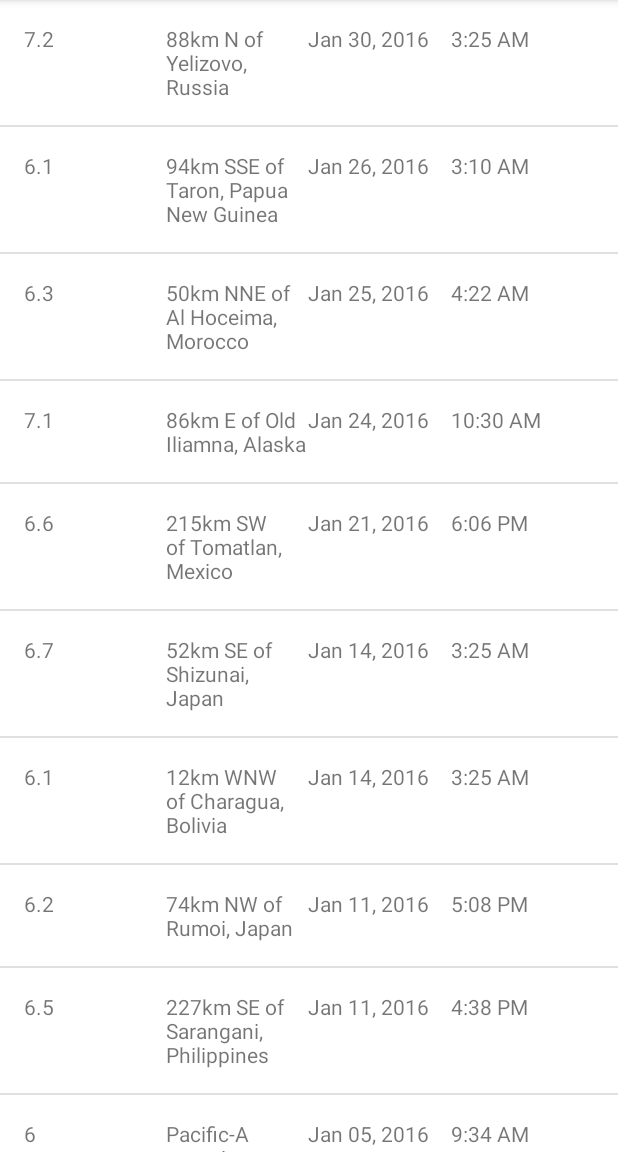
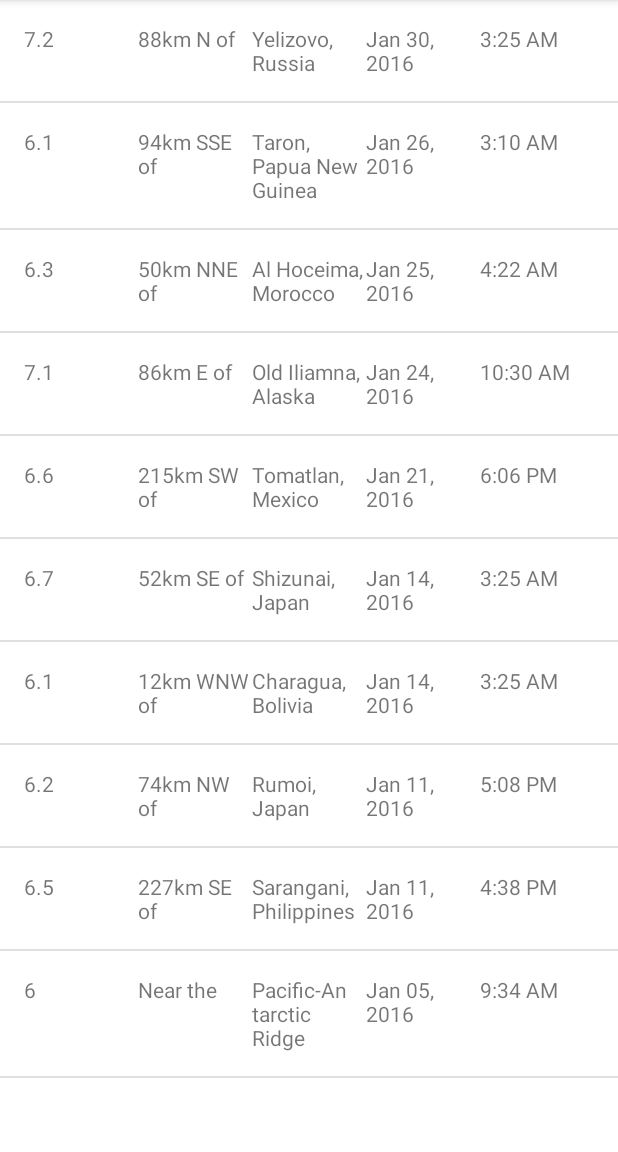
Before and after one commit to md-bd/AndroidStudioBasicProjects, an Android app: the screen it shows after launch (EarthquakeActivity), on a phone screen of 412 x 824 dp, the part 84-1236 px from its top. Run offline under Robolectric (Android 15) with nearby library versions, the phone set to English and light mode, and no system bars.

Commit message:
split location

```diff
--- a/quakereport/app/src/main/java/com/example/android/quakereport/EarthquakeAdapter.java
+++ b/quakereport/app/src/main/java/com/example/android/quakereport/EarthquakeAdapter.java
@@ -19,12 +19,27 @@ import java.util.Date;
 
 public class EarthquakeAdapter extends ArrayAdapter<Earthquake> {
 
+    /**
+     * The part of the location string from the USGS service that we use to determine
+     * whether or not there is a location offset present ("5km N of Cairo, Egypt").
+     */
+    private static final String LOCATION_SEPARATOR = " of ";
+
+    /**
+     * Constructs a new {@link EarthquakeAdapter}.
+     *
+     * @param context of the app
+     * @param earthquakes is the list of earthquakes, which is the data source of the adapter
+     */
     public EarthquakeAdapter(Activity context, ArrayList<Earthquake> earthquakes) {
 
         super(context, 0, earthquakes);
     }
 
-
+    /**
+     * Returns a list item view that displays information about the earthquake at the given position
+     * in the list of earthquakes.
+     */
     @NonNull
     @Override
     public View getView(int position, @Nullable View convertView, @NonNull ViewGroup parent) {
@@ -40,10 +55,47 @@ public class EarthquakeAdapter extends ArrayAdapter<Earthquake> {
         TextView magnitudeView = (TextView) listItemView.findViewById(R.id.magnitude);
         magnitudeView.setText(currentEarthquake.getMagnitude());
 
+        // Get the original location string from the Earthquake object,
+        // which can be in the format of "5km N of Cairo, Egypt" or "Pacific-Antarctic Ridge".
+        String originalLocation = currentEarthquake.getLocation();
 
-        TextView locationView = (TextView) listItemView.findViewById(R.id.location);
-        locationView.setText(currentEarthquake.getLocation());
+        // If the original location string (i.e. "5km N of Cairo, Egypt") contains
+        // a primary location (Cairo, Egypt) and a location offset (5km N of that city)
+        // then store the primary location separately from the location offset in 2 Strings,
+        // so they can be displayed in 2 TextViews.
+        String primaryLocation;
+        String locationOffset;
 
+        // Check whether the originalLocation string contains the " of " text
+        if (originalLocation.contains(LOCATION_SEPARATOR)) {
+            // Split the string into different parts (as an array of Strings)
+            // based on the " of " text. We expect an array of 2 Strings, where
+            // the first String will be "5km N" and the second String will be "Cairo, Egypt".
+            String[] parts = originalLocation.split(LOCATION_SEPARATOR);
+            // Location offset should be "5km N " + " of " --> "5km N of"
+            locationOffset = parts[0] + LOCATION_SEPARATOR;
+            // Primary location should be "Cairo, Egypt"
+            primaryLocation = parts[1];
+        } else {
+            // Otherwise, there is no " of " text in the originalLocation string.
+            // Hence, set the default location offset to say "Near the".
+            locationOffset = getContext().getString(R.string.near_the);
+            // The primary location will be the full location string "Pacific-Antarctic Ridge".
+            primaryLocation = originalLocation;
+        }
+
+//        TextView locationView = (TextView) listItemView.findViewById(R.id.location);
+//        locationView.setText(currentEarthquake.getLocation());
+
+        // Find the TextView with view ID location
+        TextView primaryLocationView = (TextView) listItemView.findViewById(R.id.primary_location);
+        // Display the location of the current earthquake in that TextView
+        primaryLocationView.setText(primaryLocation);
+
+        // Find the TextView with view ID location offset
+        TextView locationOffsetView = (TextView) listItemView.findViewById(R.id.location_offset);
+        // Display the location offset of the current earthquake in that TextView
+        locationOffsetView.setText(locationOffset);
 //        TextView dateView = (TextView) listItemView.findViewById(R.id.date);
 //        dateView.setText(currentEarthquake.getDate());
 
--- a/quakereport/app/src/main/res/layout/earthquake_list_item.xml
+++ b/quakereport/app/src/main/res/layout/earthquake_list_item.xml
@@ -1,7 +1,7 @@
 <?xml version="1.0" encoding="utf-8"?>
 <LinearLayout xmlns:android="http://schemas.android.com/apk/res/android"
     android:layout_width="match_parent"
-    android:layout_height="wrap_content"
+    android:layout_height="match_parent"
     xmlns:tools="http://schemas.android.com/tools"
     android:orientation="horizontal"
     android:padding="16dp"
@@ -15,11 +15,18 @@
         tools:text="8.9"/>
 
     <TextView
-        android:id="@+id/location"
+        android:id="@+id/location_offset"
         android:layout_width="0dp"
         android:layout_height="wrap_content"
         android:layout_weight="1"
-        tools:text="San Francisco, CA"/>
+        tools:text="30km S of" />
+
+    <TextView
+        android:id="@+id/primary_location"
+        android:layout_width="0dp"
+        android:layout_height="wrap_content"
+        android:layout_weight="1"
+        tools:text="San Francisco, CA" />
 
     <TextView
         android:id="@+id/date"
--- a/quakereport/app/src/main/res/values/strings.xml
+++ b/quakereport/app/src/main/res/values/strings.xml
@@ -9,4 +9,7 @@
 
     <string name="hello_first_fragment">Hello first fragment</string>
     <string name="hello_second_fragment">Hello second fragment. Arg: %1$s</string>
+
+    <!-- Default text to show with the earthquake location ("Near the Pacific-Antarctic Ridge") if no specific kilometer distance from the primary location is given [CHAR LIMIT=30] -->
+    <string name="near_the">Near the</string>
 </resources>
```
